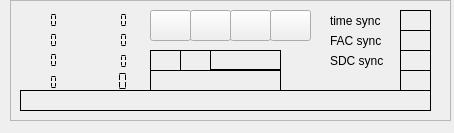
Above: decoders/drm-decoder/drmdecoder.ui from JvanKatwijk/swradio-8 before the change. Below: the same form after it.
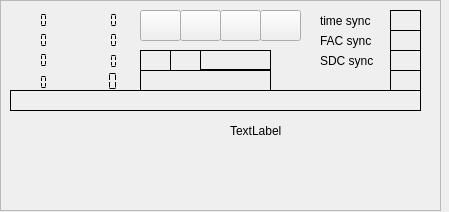
That is the form after the change.

```diff
--- a/decoders/drm-decoder/drmdecoder.ui
+++ b/decoders/drm-decoder/drmdecoder.ui
@@ -6,8 +6,8 @@
    <rect>
     <x>0</x>
     <y>0</y>
-    <width>454</width>
-    <height>133</height>
+    <width>449</width>
+    <height>212</height>
    </rect>
   </property>
   <property name="windowTitle">
@@ -16,10 +16,10 @@
   <widget class="QFrame" name="frame">
    <property name="geometry">
     <rect>
-     <x>10</x>
+     <x>0</x>
      <y>0</y>
      <width>441</width>
-     <height>121</height>
+     <height>211</height>
     </rect>
    </property>
    <property name="frameShape">
@@ -458,6 +458,32 @@
      <string/>
     </property>
    </widget>
+   <widget class="QLabel" name="countryLabel">
+    <property name="geometry">
+     <rect>
+      <x>10</x>
+      <y>120</y>
+      <width>211</width>
+      <height>21</height>
+     </rect>
+    </property>
+    <property name="text">
+     <string/>
+    </property>
+   </widget>
+   <widget class="QLabel" name="programTypeLabel">
+    <property name="geometry">
+     <rect>
+      <x>230</x>
+      <y>120</y>
+      <width>191</width>
+      <height>21</height>
+     </rect>
+    </property>
+    <property name="text">
+     <string>TextLabel</string>
+    </property>
+   </widget>
   </widget>
  </widget>
  <resources/>
```
